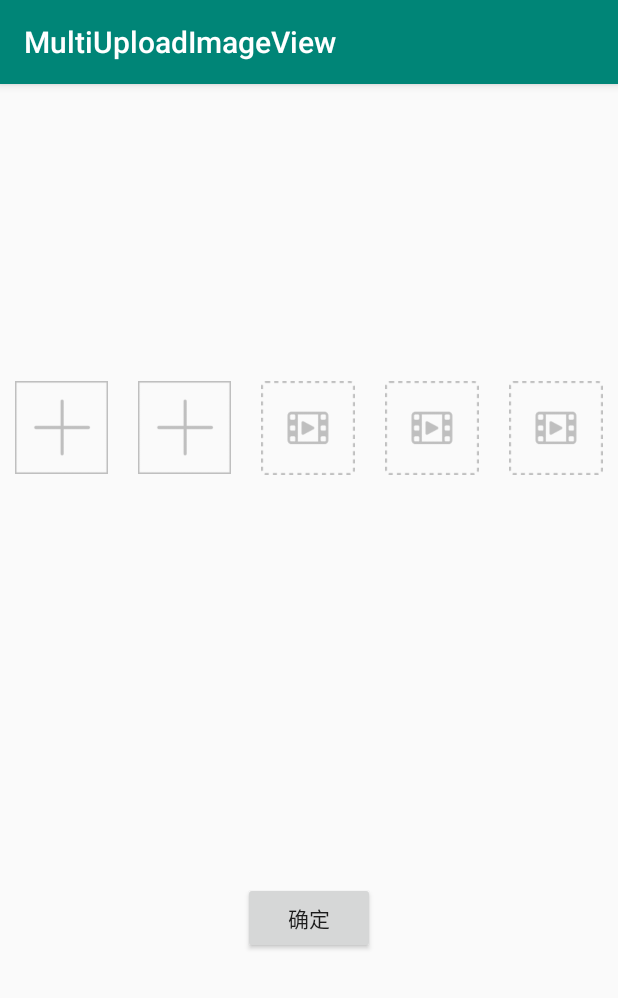
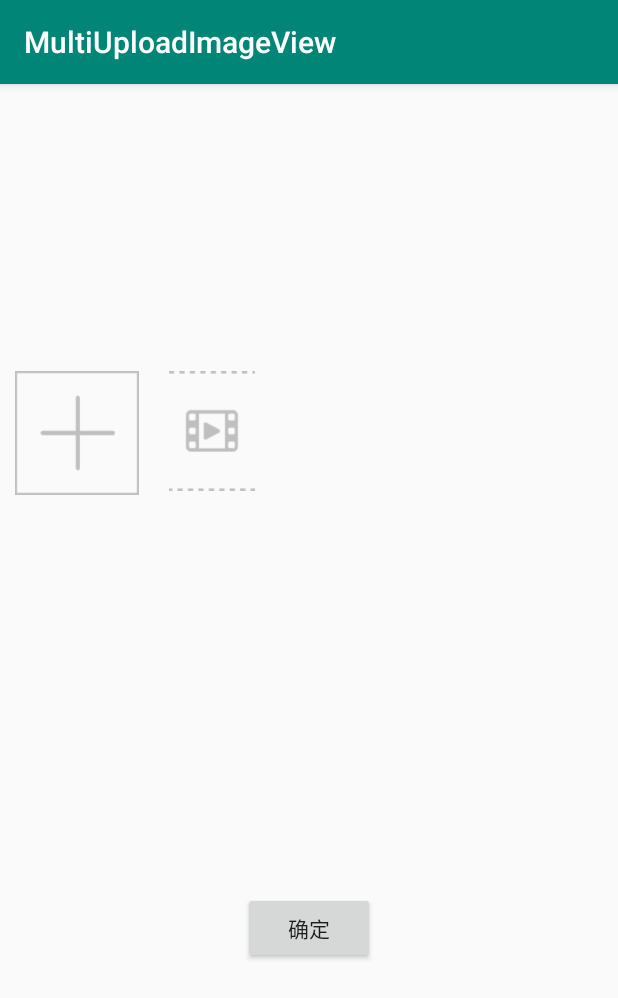
Before and after one commit to jingyongxuan666/MyView, an Android app: the screen it shows after launch (MainActivity), after a tap on "主体图片", on a phone screen of 412 x 824 dp. Shown: the top 998 px of the screen. Run offline under Robolectric (Android 15) with nearby library versions, the phone set to English and light mode, and no system bars.

Commit message:
去掉了resize方法 需要修改增加imageview的机制

```diff
--- a/MultiChosenImageView/app/src/main/java/com/jyx/myimageview/MainActivity.java
+++ b/MultiChosenImageView/app/src/main/java/com/jyx/myimageview/MainActivity.java
@@ -17,6 +17,7 @@ import android.support.v4.content.ContextCompat;
 import android.support.v7.app.AppCompatActivity;
 import android.view.View;
 import android.widget.Button;
+import android.widget.LinearLayout;
 import android.widget.Toast;
 
 import java.io.File;
@@ -29,12 +30,11 @@ public class MainActivity extends AppCompatActivity {
     private static final int REQUEST_CODE1 = 100;
     private static final int REQUEST_CODE2 = 200;
     private static final int REQUEST_CODE3 = 300;
+    private static final int REQUEST_CODE4 = 400;
 
     private Context mContext;
 
     private MultiChosenImageView iv1;
-    private MultiChosenImageView iv2;
-    private MultiChosenImageView iv3;
 
     private Button button;
     @Override
@@ -42,9 +42,16 @@ public class MainActivity extends AppCompatActivity {
         super.onCreate(savedInstanceState);
         setContentView(R.layout.activity_main);
         mContext = this;
-        iv1 = findViewById(R.id.multiChosenImageView3);
-        iv2 = findViewById(R.id.multiChosenImageView);
-        iv3 = findViewById(R.id.multiChosenImageView1);
+        iv1 = findViewById(R.id.multiChosenImageView);
+
+        iv1.post(new Runnable() {
+            @Override
+            public void run() {
+                LinearLayout.LayoutParams params = new LinearLayout.LayoutParams(iv1.getWidth(),iv1.getWidth());
+                iv1.setLayoutParams(params);
+            }
+        });
+
 
         button = findViewById(R.id.button);
         if (!checkPermission()){
@@ -59,25 +66,12 @@ public class MainActivity extends AppCompatActivity {
             }
         });
 
-        iv2.setOnClickListener(new View.OnClickListener() {
-            @Override
-            public void onClick(View v) {
-                iv2.choseFile(REQUEST_CODE2);
-            }
-        });
-        iv3.setOnClickListener(new View.OnClickListener() {
-            @Override
-            public void onClick(View v) {
-                iv3.choseFile(REQUEST_CODE3);
-            }
-        });
+
 
         button.setOnClickListener(new View.OnClickListener() {
             @Override
             public void onClick(View v) {
                 File file1 = iv1.getFile();
-                File file2 = iv2.getFile();
-                File file3 = iv3.getFile();
             }
         });
 
@@ -90,14 +84,12 @@ public class MainActivity extends AppCompatActivity {
         ContentResolver contentResolver = context.getContentResolver();
         Cursor cursor = contentResolver.query(uri, null, null, null, null);
         if (cursor == null || cursor.getCount() <= 0) return null; // 没有图片
-        while (cursor.moveToNext())
-        {
+        while (cursor.moveToNext()) {
             int index = cursor
                     .getColumnIndexOrThrow(MediaStore.Images.Media.DATA);
             String path = cursor.getString(index); // 文件地址
             File file = new File(path);
-            if (file.exists())
-            {
+            if (file.exists()){
                 result.add(path);
             }
         }
@@ -161,10 +153,10 @@ public class MainActivity extends AppCompatActivity {
                     iv1.handleData(data);
                     break;
                 case REQUEST_CODE2:
-                    iv2.handleData(data);
                     break;
                 case REQUEST_CODE3:
-                    iv3.handleData(data);
+                    break;
+                case REQUEST_CODE4:
                     break;
             }
         }
--- a/MultiChosenImageView/app/src/main/java/com/jyx/myimageview/MultiChosenImageView.java
+++ b/MultiChosenImageView/app/src/main/java/com/jyx/myimageview/MultiChosenImageView.java
@@ -7,13 +7,13 @@ import android.content.Intent;
 import android.content.res.TypedArray;
 import android.graphics.Bitmap;
 import android.graphics.drawable.Drawable;
-import android.media.ThumbnailUtils;
 import android.net.Uri;
 import android.provider.MediaStore;
 import android.support.v4.content.FileProvider;
 import android.support.v7.app.AlertDialog;
 import android.util.AttributeSet;
 import android.view.LayoutInflater;
+import android.view.View;
 import android.view.ViewGroup;
 import android.widget.ImageView;
 import android.widget.RelativeLayout;
@@ -30,6 +30,7 @@ import java.io.File;
 public class MultiChosenImageView extends RelativeLayout {
 
     private Context mContext;
+    private OnDeleteClickListener mOnDeleteListener;
 
     /**
      * 宽高模式
@@ -52,7 +53,7 @@ public class MultiChosenImageView extends RelativeLayout {
     public static final String CHOSE_FROM_BOTH = "2";//皆可
 
     //四面padding的尺寸
-    private static final int paddingSizeDp = 10;
+    private static final int PADDING_SIZE_DP = 10;
 
     private ImageView ivMain;
     private ImageView ivPlay;
@@ -140,9 +141,24 @@ public class MultiChosenImageView extends RelativeLayout {
 
         setDefaultValue();
 
-        resize(shapeMode);
+//        if (getVisibility() == VISIBLE){
+//            resize();
+//        }
 
 
+        ivDelete.setOnClickListener(new OnClickListener() {
+            @Override
+            public void onClick(View v) {
+                if (deletable){
+                    resetView();
+                    if (mOnDeleteListener != null){
+                        mOnDeleteListener.deleteCallback(MultiChosenImageView.this);
+                    }
+                }else {
+                    throw new RuntimeException("'deletable' is not 'true'");
+                }
+            }
+        });
 
 
     }
@@ -151,16 +167,21 @@ public class MultiChosenImageView extends RelativeLayout {
         ivMain.setOnClickListener(onClickListener);
     }
 
-    public void setOnDeleteIconClickListener(OnClickListener onClickListener){
-        resetView();
-        ivDelete.setOnClickListener(onClickListener);
-    }
-
     private void resetView() {
         FILE = null;
         FILE_PATH = null;
         ivMain.setImageDrawable(defaultImage);
+        ivDelete.setVisibility(GONE);
+        rlBack.setVisibility(GONE);
     }
+
+    public void setOnDeleteClickListener(OnDeleteClickListener listener){
+        this.mOnDeleteListener = listener;
+    }
+    private interface OnDeleteClickListener{
+        void deleteCallback(View view);
+    }
+
 
     /**
      * 设置各属性默认值
@@ -188,18 +209,23 @@ public class MultiChosenImageView extends RelativeLayout {
 
     }
 
+    public void show(){
+        setVisibility(VISIBLE);
+        resize();
+    }
+
     /**
      * 重新调整大小
      *
-     * @param shapeMode
      */
-    private void resize(final String shapeMode) {
+    private void resize() {
 
 
-        final int paddingSizePx = DpPxUtils.dipToPx(paddingSizeDp);
+        final int paddingSizePx = DpPxUtils.dipToPx(PADDING_SIZE_DP);
         post(new Runnable() {
             @Override
             public void run() {
+
                 Class<? extends ViewGroup.LayoutParams> viewClass = getLayoutParams().getClass();
                 int width;
                 int height;
@@ -257,7 +283,6 @@ public class MultiChosenImageView extends RelativeLayout {
                     }).create().show();
         }
 
-
     }
     /**
      * 从相册获取
@@ -265,7 +290,6 @@ public class MultiChosenImageView extends RelativeLayout {
     private void openGallery() {
         REAL_FROM = CHOSE_FROM_GALLERY;
         Uri type;
-        int requestCode;
         if (choseType.equals(CHOSE_TYPE_VIDEO)){
             type = MediaStore.Video.Media.EXTERNAL_CONTENT_URI;
         }else {
@@ -329,12 +353,10 @@ public class MultiChosenImageView extends RelativeLayout {
 
 
         if (choseType.equals(CHOSE_TYPE_VIDEO)){
-            thumbnail = getVideoThumbnail(path,100,100, MediaStore.Images.Thumbnails.MICRO_KIND);
+            thumbnail = ImageUtils.getVideoThumbnail(path,200,200, MediaStore.Images.Thumbnails.MICRO_KIND);
         }else {
             thumbnail = ImageUtils.returnRotatePhoto(path,mContext);
         }
-
-
 
         ivMain.setImageBitmap(thumbnail);
 
@@ -359,30 +381,4 @@ public class MultiChosenImageView extends RelativeLayout {
     public File getFile(){
         return FILE;
     }
-
-    /**
-     * 获取视频缩略图
-     * @param videoPath
-     * @param width
-     * @param height
-     * @param kind
-     * @return
-     */
-    private Bitmap getVideoThumbnail(String videoPath, int width, int height,
-                                     int kind) {
-        Bitmap bitmap = null;
-        // 获取视频的缩略图
-        bitmap = ThumbnailUtils.createVideoThumbnail(videoPath, kind);
-//        System.out.println("w"+bitmap.getWidth());
-//        System.out.println("h"+bitmap.getHeight());
-        bitmap = ThumbnailUtils.extractThumbnail(bitmap, width, height,
-                ThumbnailUtils.OPTIONS_RECYCLE_INPUT);
-        return bitmap;
-    }
-
-
-
-
-
-
 }
--- a/MultiChosenImageView/app/src/main/res/layout/activity_main.xml
+++ b/MultiChosenImageView/app/src/main/res/layout/activity_main.xml
@@ -7,12 +7,14 @@
     android:layout_height="match_parent"
     tools:context=".MainActivity">
 
+
     <LinearLayout
         android:id="@+id/linearLayout"
         android:layout_width="match_parent"
         android:layout_height="wrap_content"
         android:layout_marginBottom="73dp"
         android:orientation="horizontal"
+        android:weightSum="4"
         app:layout_constraintBottom_toTopOf="@+id/button"
         app:layout_constraintEnd_toEndOf="parent"
         app:layout_constraintStart_toStartOf="parent"
@@ -37,6 +39,7 @@
             app:choseFrom="camera"
             app:choseType="image"
             app:deletable="true"
+            android:visibility="gone"
             app:limitedSize="10"
             app:shapeMode="equalsWidth"/>
 
@@ -46,9 +49,10 @@
             android:layout_height="100dp"
             android:layout_weight="1"
             app:choseFrom="gallery"
-            app:choseType="video"
+            app:choseType="image"
+            android:visibility="gone"
             app:deletable="true"
-            app:limitedSize="300"
+            app:limitedSize="10"
             app:shapeMode="equalsWidth"/>
 
         <com.jyx.myimageview.MultiChosenImageView
@@ -59,19 +63,9 @@
             app:choseFrom="gallery"
             app:choseType="video"
             app:deletable="true"
-            app:limitedSize="10"
+            app:limitedSize="300"
             app:shapeMode="equalsWidth"/>
 
-        <com.jyx.myimageview.MultiChosenImageView
-            android:id="@+id/multiChosenImageView5"
-            android:layout_width="0dp"
-            android:layout_height="100dp"
-            android:layout_weight="1"
-            app:choseFrom="both"
-            app:choseType="video"
-            app:deletable="true"
-            app:limitedSize="10"
-            app:shapeMode="equalsWidth"/>
     </LinearLayout>
 
     <Button
--- a/MultiChosenImageView/app/src/main/res/layout/muti_chosen_image_view.xml
+++ b/MultiChosenImageView/app/src/main/res/layout/muti_chosen_image_view.xml
@@ -23,11 +23,11 @@
             android:layout_width="match_parent"
             android:layout_height="match_parent"
             android:background="@android:color/black"
-            android:alpha="0.4"/>
+            android:alpha="0.5"/>
         <ImageView
             android:id="@+id/iv_play"
-            android:layout_width="wrap_content"
-            android:layout_height="wrap_content"
+            android:layout_width="20dp"
+            android:layout_height="20dp"
             android:src="@drawable/video_play"
             android:layout_centerInParent="true"
             android:contentDescription="@string/video_play"/>
```
Also changed, not shown: MultiChosenImageView/app/src/main/java/com/jyx/myimageview/ImageUtils.java (+18 -0 lines).
